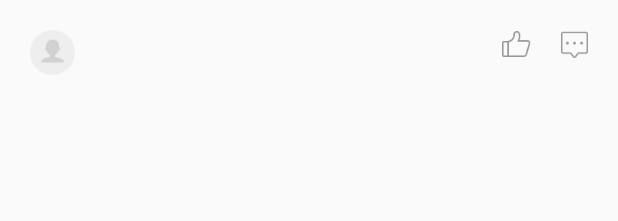
After one commit to Andkevin/MustSee, an Android app: the layout comment_item.xml on its own in the app's theme, with its tools: preview values and no code run, on a phone screen of 412 x 824 dp. The commit adds this screen. Shown: the top 221 px of the screen. Run offline under Robolectric (Android 15) with nearby library versions, the phone set to English and light mode, and no system bars.

Commit message:
20160916

```diff
--- a/app/src/main/AndroidManifest.xml
+++ b/app/src/main/AndroidManifest.xml
@@ -36,7 +36,7 @@
         android:label="@string/app_name"
         android:supportsRtl="true"
         android:theme="@style/AppTheme">
-        <activity android:name=".ui.MainActivity">
+        <activity android:name=".StartActivity">
             <intent-filter>
                 <action android:name="android.intent.action.MAIN" />
 
@@ -104,11 +104,10 @@
             android:value="4BmUpwg3wGyDtaIypCongiZ0N1lqiu7F" />
         //key:开发者申请的key
         <!-- baidu end -->
-        <activity android:name=".StartActivity" />
+        <activity android:name=".ui.MainActivity" />
         <activity android:name=".ui.AllSubActivity" />
         <activity android:name=".ui.ChannelActivity" />
         <activity android:name=".ui.ExploreNewsSubActivity" />
-        <activity android:name=".ui.ChannelActivity" />
         <activity android:name=".ui.SearchActivity" />
         <activity android:name=".ui.ContentDetailsActivity"></activity>
     </application>
--- a/app/src/main/java/com/android1604/mustsee/adapter/ExploreListAdapter.java
+++ b/app/src/main/java/com/android1604/mustsee/adapter/ExploreListAdapter.java
@@ -16,6 +16,7 @@ import android.widget.Toast;
 import com.android1604.mustsee.R;
 import com.android1604.mustsee.bean.ExploreInfoBean;
 import com.android1604.mustsee.ui.ExploreNewsSubActivity;
+import com.android1604.mustsee.ui.MyListView;
 import com.android1604.mustsee.ui.SearchActivity;
 
 import java.util.ArrayList;
@@ -111,7 +112,7 @@ public class ExploreListAdapter extends BaseAdapter {
     }
 
     public void setFoundTypeData(View view) {
-        ListView mLv = (ListView) view.findViewById(R.id.fragment_explore_list_found_item_list_lv);
+        MyListView mLv = (MyListView) view.findViewById(R.id.fragment_explore_list_found_item_list_lv);
         ExploreListFoundListAdapter foundAdapter = new ExploreListFoundListAdapter(mContext, bodyBean.getNewFoundList());
         mLv.setAdapter(foundAdapter);
 //        ListViewUtils.reMeasureHeightOnSubList(mLv);
--- a/app/src/main/java/com/android1604/mustsee/adapter/NewsListAdapter.java
+++ b/app/src/main/java/com/android1604/mustsee/adapter/NewsListAdapter.java
@@ -3,7 +3,6 @@ package com.android1604.mustsee.adapter;
 import android.content.Context;
 import android.net.Uri;
 import android.text.TextUtils;
-import android.util.Log;
 import android.view.LayoutInflater;
 import android.view.View;
 import android.view.ViewGroup;
@@ -19,13 +18,11 @@ import com.squareup.picasso.Picasso;
 
 import java.util.List;
 
-
-
 /**
  * Created by Administrator on 2016/9/8.
+ *
  */
 public class NewsListAdapter extends BaseAdapter implements View.OnClickListener {
-    private static final String TAG = "zengzhen";
     private List<NewsBean.BodyBean.NewsListBean> newsList;
     private Context mContext;
     public static final int TYPE_VER = 0;
@@ -124,7 +121,6 @@ public class NewsListAdapter extends BaseAdapter implements View.OnClickListener
                 bigTitleTxt.setText(newsList.get(position).getTitle());
                 bigFromTxt.setText(newsList.get(position).getFootView().getSource());
                 if (!TextUtils.isEmpty(newsList.get(position).getBigImgUrl())) {
-                    Log.d(TAG, "getView: " + newsList.get(position).getBigImgUrl()+"ggggg");
                     Picasso.with(mContext).load(newsList.get(position).getBigImgUrl()).into(bigImage);
                 } else {
                     bigImage.setVisibility(View.GONE);
--- a/app/src/main/java/com/android1604/mustsee/fragment/InformationFragment.java
+++ b/app/src/main/java/com/android1604/mustsee/fragment/InformationFragment.java
@@ -84,6 +84,7 @@ public class InformationFragment extends Fragment implements IInformationView {
         currentItem = mViewPager.getCurrentItem();
         titleList.clear();
         fragmentList.clear();
+        mAdapter.notifyDataSetChanged();
     }
 
     private void initListener() {
--- a/app/src/main/java/com/android1604/mustsee/http/HttpService.java
+++ b/app/src/main/java/com/android1604/mustsee/http/HttpService.java
@@ -4,6 +4,7 @@ package com.android1604.mustsee.http;
 import com.android1604.mustsee.bean.AddBean;
 import com.android1604.mustsee.bean.AllSubLeftBean;
 import com.android1604.mustsee.bean.AllSubRightBean;
+import com.android1604.mustsee.bean.CommentBean;
 import com.android1604.mustsee.bean.ContentDetailsBean;
 import com.android1604.mustsee.bean.DeleteBean;
 import com.android1604.mustsee.bean.ExploreSubscribeBean;
@@ -116,4 +117,9 @@ public interface HttpService {
     @GET("/headline/detail/detail.main.groovy?appName=com.zhongsou.souyue.headline&netType=WiFi&token=1e9a8a06-beba-4df0-b86d-e1febf178024&imei=133524136259701&state=5&vc=1.2.1&channel=必看豌豆荚&lat=30.578771")
     Observable<ContentDetailsBean> getContentDeatils(@Query("docType") String docType,@Query("docId") String docId);
 
+    /**
+     *获取新闻评论
+     */
+    @GET("/headline/comment/comment.list.groovy?appName=com.zhongsou.souyue.headline&netType=WiFi&token=1e9a8a06-beba-4df0-b86d-e1febf178024&imei=133524136259701&state=5&vc=1.2.1&channel=必看豌豆荚&lat=30.578771")
+    Observable<CommentBean> getContentComment(@Query("docType") String docType,@Query("docId") String docId);
 }
--- a/app/src/main/java/com/android1604/mustsee/presenter/impl/StartPresenterImpl.java
+++ b/app/src/main/java/com/android1604/mustsee/presenter/impl/StartPresenterImpl.java
@@ -1,4 +1,6 @@
 package com.android1604.mustsee.presenter.impl;
+
+import android.text.TextUtils;
 
 import com.android1604.mustsee.bean.StartBean;
 import com.android1604.mustsee.model.IStartModel;
@@ -8,6 +10,7 @@ import com.android1604.mustsee.view.IStartView;
 
 /**
  * Created by Administrator on 2016/9/7.
+ *
  */
 public class StartPresenterImpl implements IStartPresenter, IStartPresenter.StartImageCallBack {
     private IStartView startView;
@@ -30,7 +33,7 @@ public class StartPresenterImpl implements IStartPresenter, IStartPresenter.Star
         if (startBean != null) {
             url = startBean.getBody().getSplashScreen().getUrl();
         }
-        if (url != null) {
+        if (!TextUtils.isEmpty(url)) {
             startView.refreshView(url);
         } else {
             startView.refreshView();
--- a/app/src/main/java/com/android1604/mustsee/ui/EasyTipDragView.java
+++ b/app/src/main/java/com/android1604/mustsee/ui/EasyTipDragView.java
@@ -203,6 +203,7 @@ public class EasyTipDragView extends RelativeLayout implements AbsChannelAdapter
                         }
                         break;
                 }
+                break;
             case R.id.channel_search_txt:
                 Intent intent = new Intent(mContext, SearchActivity.class);
                 mContext.startActivity(intent);
--- a/app/src/main/java/com/android1604/mustsee/ui/ExploreNewsSubActivity.java
+++ b/app/src/main/java/com/android1604/mustsee/ui/ExploreNewsSubActivity.java
@@ -28,6 +28,7 @@ import java.util.List;
 
 /**
  * Created by my on 2016/9/8.
+ *
  */
 public class ExploreNewsSubActivity extends BaseActivity implements IExploreView, View.OnClickListener {
     private Context mContext;
--- a/app/src/main/java/com/android1604/mustsee/ui/MyListView.java
+++ b/app/src/main/java/com/android1604/mustsee/ui/MyListView.java
@@ -23,7 +23,6 @@ public class MyListView extends ListView{
 
     @Override
     protected void onMeasure(int widthMeasureSpec, int heightMeasureSpec) {
-        int expandSpec = MeasureSpec.makeMeasureSpec(Integer.MAX_VALUE >> 2, MeasureSpec.AT_MOST);
-        super.onMeasure(widthMeasureSpec, expandSpec);
+        super.onMeasure(widthMeasureSpec, MeasureSpec.makeMeasureSpec(Integer.MAX_VALUE >> 2, MeasureSpec.AT_MOST));
     }
 }
--- a/app/src/main/res/layout/activity_content_details.xml
+++ b/app/src/main/res/layout/activity_content_details.xml
@@ -28,6 +28,7 @@
         android:layout_width="match_parent"
         android:layout_height="wrap_content"
         android:padding="10dp"
+        android:background="@color/colorWhite"
         android:layout_alignParentBottom="true">
 
 
@@ -69,7 +70,7 @@
     <View
         android:layout_width="match_parent"
         android:layout_height="1dp"
-        android:background="#dddddd"
+        android:background="@color/colorLightGray"
         android:layout_above="@id/content_details_bottom_rl"/>
     <ListView
         android:id="@+id/content_details_list_lv"
--- /dev/null
+++ b/app/src/main/res/layout/comment_item.xml
@@ -0,0 +1,73 @@
+<?xml version="1.0" encoding="utf-8"?>
+<LinearLayout xmlns:android="http://schemas.android.com/apk/res/android"
+    android:layout_width="match_parent"
+    android:layout_height="match_parent"
+    android:padding="10dp"
+    android:orientation="vertical">
+    <TextView
+        android:id="@+id/comment_recent_tv"
+        android:layout_width="wrap_content"
+        android:layout_height="wrap_content"
+        android:text="最新评论"
+        android:textColor="@color/colorLightGray"
+        android:visibility="gone"/>
+    <RelativeLayout
+        android:id="@+id/comment_rl"
+        android:layout_width="match_parent"
+        android:layout_height="wrap_content">
+        <ImageView
+            android:id="@+id/comment_user_image_iv"
+            android:layout_width="30dp"
+            android:layout_height="30dp"
+            android:layout_margin="10dp"
+            android:src="@drawable/default_user_image"/>
+        <TextView
+            android:id="@+id/comment_comment_tv"
+            android:layout_width="wrap_content"
+            android:layout_height="wrap_content"
+            android:layout_alignParentRight="true"
+            android:layout_margin="10dp"
+            android:drawablePadding="10dp"
+            android:drawableRight="@drawable/detail_discuss"/>
+        <TextView
+            android:id="@+id/comment_praise_tv"
+            android:layout_width="wrap_content"
+            android:layout_height="wrap_content"
+            android:layout_toLeftOf="@id/comment_comment_tv"
+            android:drawablePadding="10dp"
+            android:layout_marginTop="10dp"
+            android:drawableRight="@drawable/ding_white"/>
+        <LinearLayout
+            android:layout_width="match_parent"
+            android:layout_height="wrap_content"
+            android:layout_margin="10dp"
+            android:orientation="vertical"
+            android:layout_toRightOf="@id/comment_user_image_iv">
+            <TextView
+                android:id="@+id/comment_user_name_tv"
+                android:layout_width="wrap_content"
+                android:layout_height="wrap_content"
+                android:textColor="@color/colorLightGray" />
+            <TextView
+                android:id="@+id/comment_time_tv"
+                android:layout_width="wrap_content"
+                android:layout_height="wrap_content"
+                android:textSize="10sp"
+                android:textColor="@color/colorDefaultGray"/>
+            <TextView
+                android:id="@+id/comment_content_tv"
+                android:layout_width="wrap_content"
+                android:layout_height="wrap_content"
+                android:layout_marginTop="10dp"
+                android:textSize="16sp"/>
+        </LinearLayout>
+    </RelativeLayout>
+    <ImageView
+        android:id="@+id/comment_default_image_iv"
+        android:layout_width="wrap_content"
+        android:layout_height="wrap_content"
+        android:layout_gravity="center"
+        android:visibility="gone"
+        android:src="@drawable/mine_no_comment_icon"/>
+
+</LinearLayout>
--- a/app/src/main/res/values/styles.xml
+++ b/app/src/main/res/values/styles.xml
@@ -4,7 +4,7 @@
     <style name="AppTheme" parent="Theme.AppCompat.Light.NoActionBar">
         <!-- Customize your theme here. -->
         <item name="colorPrimary">@color/colorPrimary</item>
-        <item name="colorPrimaryDark">@color/colorPrimaryDark</item>
+        <item name="colorPrimaryDark">@color/selectedTextColor</item>
         <item name="colorAccent">@color/colorAccent</item>
     </style>
 
```
Also changed, not shown: app/src/main/java/com/android1604/mustsee/bean/CommentBean.java (added, +321 -0 lines), app/src/main/java/com/android1604/mustsee/ui/ContentDetailsActivity.java (+39 -1 lines), app/src/main/res/layout/content_detail_foot_item.xml (+6 -4 lines), app/src/main/res/drawable-xhdpi/default_user_image.png (added), app/src/main/res/drawable-xhdpi/ding_red.png (added), app/src/main/res/drawable-xhdpi/ding_white.png (added), app/src/main/res/drawable-xhdpi/mine_no_comment_icon.png (added), app/src/main/res/layout/fragment_information.xml (indentation only), 30 other files.
